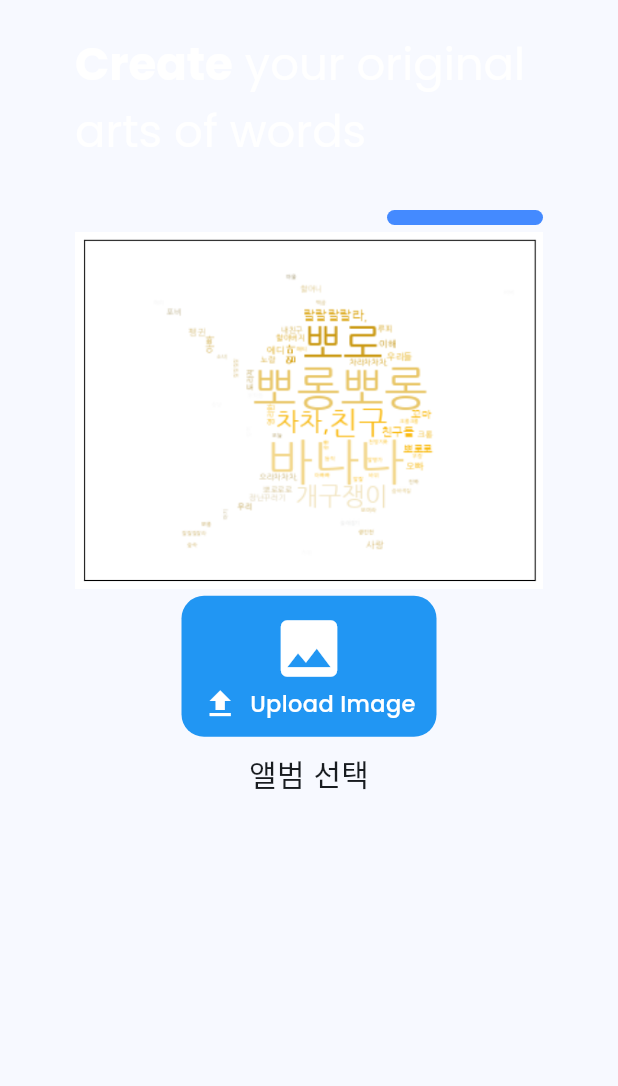
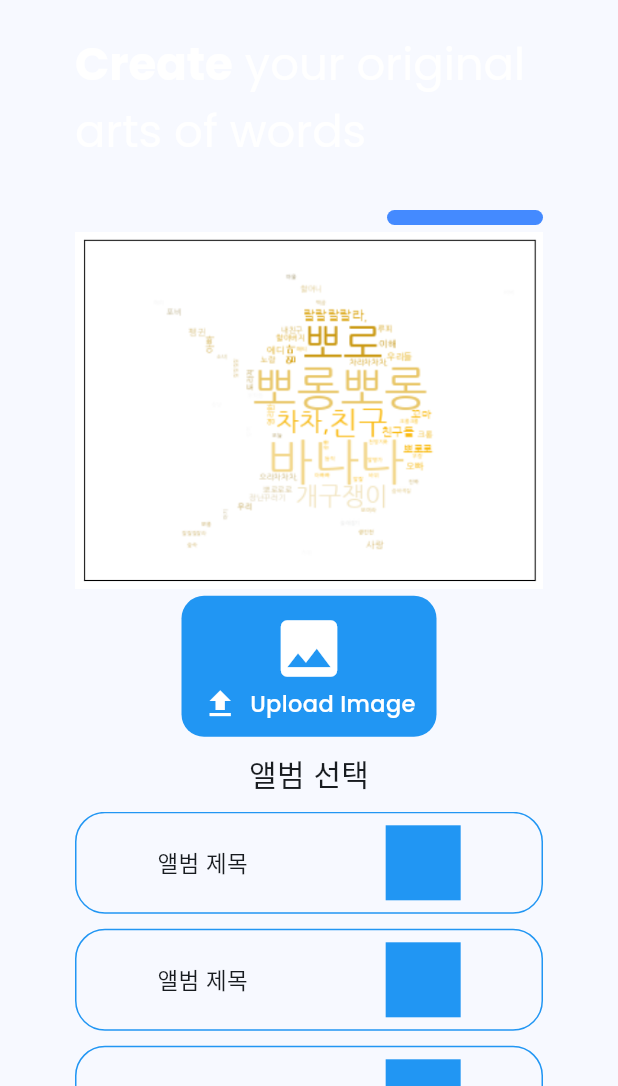
Before and after one commit to Deopoler/word-cloud-kintex, a Flutter app: the screen it shows after launch, on a phone screen of 412 x 824 dp, the part 150-1236 px from its top. Run offline on Flutter 3.47's test engine with Material 2 defaults, Android fonts, the phone set to English and light mode, and no system bars; our stand-ins replace google_fonts, image_picker.

Commit message:
feat: select album ui

```diff
--- a/lib/screens/home_screen.dart
+++ b/lib/screens/home_screen.dart
@@ -1,6 +1,7 @@
 import 'package:flutter/material.dart';
 import 'package:google_fonts/google_fonts.dart';
 import 'package:word_cloud_kintex/widgets/example_image_tabbar_widget.dart';
+import 'package:word_cloud_kintex/widgets/select_album_listview_widget.dart';
 import 'package:word_cloud_kintex/widgets/upload_image_widget.dart';
 
 class HomeScreen extends StatelessWidget {
@@ -29,11 +30,10 @@ class HomeScreen extends StatelessWidget {
         ),
         backgroundColor: Colors.transparent,
       ),
-      body: Padding(
-        padding: const EdgeInsets.symmetric(horizontal: 50.0),
-        child: ScrollConfiguration(
+      body: ScrollConfiguration(
         behavior: ScrollConfiguration.of(context).copyWith(scrollbars: false),
         child: ListView(
+          padding: const EdgeInsets.symmetric(horizontal: 50.0),
           children: [
             const SizedBox(
               height: 20,
@@ -58,19 +58,30 @@ class HomeScreen extends StatelessWidget {
             const ExampleImageTabBar(),
             const UploadImage(),
             const SizedBox(height: 10),
-              Column(
-                children: [
-                  Text(
+            Center(
+              child: Text(
                 "앨범 선택",
                 style: GoogleFonts.poppins(fontSize: 20),
               ),
-                ],
+            ),
+            const SizedBox(height: 10),
+            const SelectAlbumListView(),
+            const SizedBox(height: 20),
+            FilledButton(
+              style: const ButtonStyle(
+                backgroundColor: MaterialStatePropertyAll<Color>(Colors.blue),
+              ),
+              onPressed: () {},
+              child: Text(
+                "Submit",
+                style: GoogleFonts.poppins(
+                    fontSize: 20, fontWeight: FontWeight.w700),
+              ),
             ),
             const SizedBox(height: 100),
           ],
         ),
       ),
-      ),
     );
   }
 }
--- /dev/null
+++ b/lib/widgets/select_album_listview_widget.dart
@@ -0,0 +1,50 @@
+import 'package:flutter/material.dart';
+import 'package:google_fonts/google_fonts.dart';
+
+class SelectAlbumListView extends StatelessWidget {
+  const SelectAlbumListView({
+    super.key,
+  });
+
+  @override
+  Widget build(BuildContext context) {
+    return SizedBox(
+      height: MediaQuery.of(context).size.height * 0.5,
+      child: ListView.separated(
+          itemCount: 10,
+          separatorBuilder: (context, index) {
+            return const SizedBox(
+              height: 10,
+            );
+          },
+          itemBuilder: (context, index) {
+            return Container(
+              decoration: BoxDecoration(
+                borderRadius: BorderRadius.circular(20),
+                border: Border.all(
+                  color: Colors.blue,
+                  width: 1,
+                ),
+              ),
+              child: Padding(
+                padding: const EdgeInsets.all(8.0),
+                child: Row(
+                  mainAxisAlignment: MainAxisAlignment.spaceAround,
+                  children: [
+                    Text(
+                      "앨범 제목",
+                      style: GoogleFonts.poppins(fontSize: 15),
+                    ),
+                    Container(
+                      width: 50,
+                      height: 50,
+                      color: Colors.blue,
+                    )
+                  ],
+                ),
+              ),
+            );
+          }),
+    );
+  }
+}
```
Lines whose indentation alone changed are shown as unchanged.
